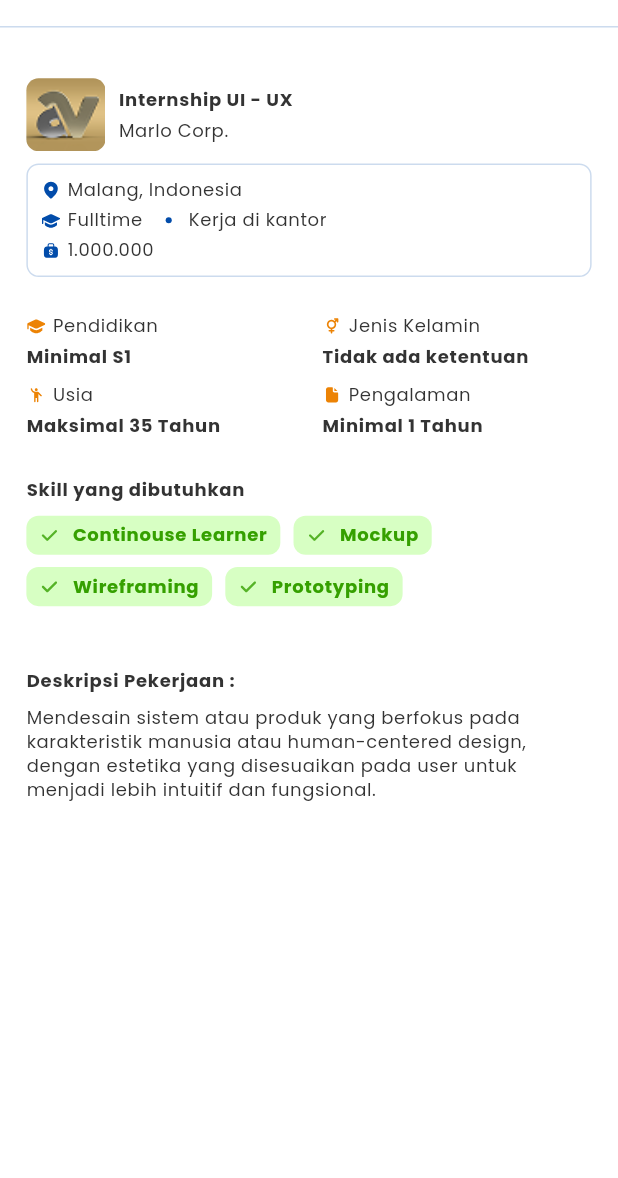
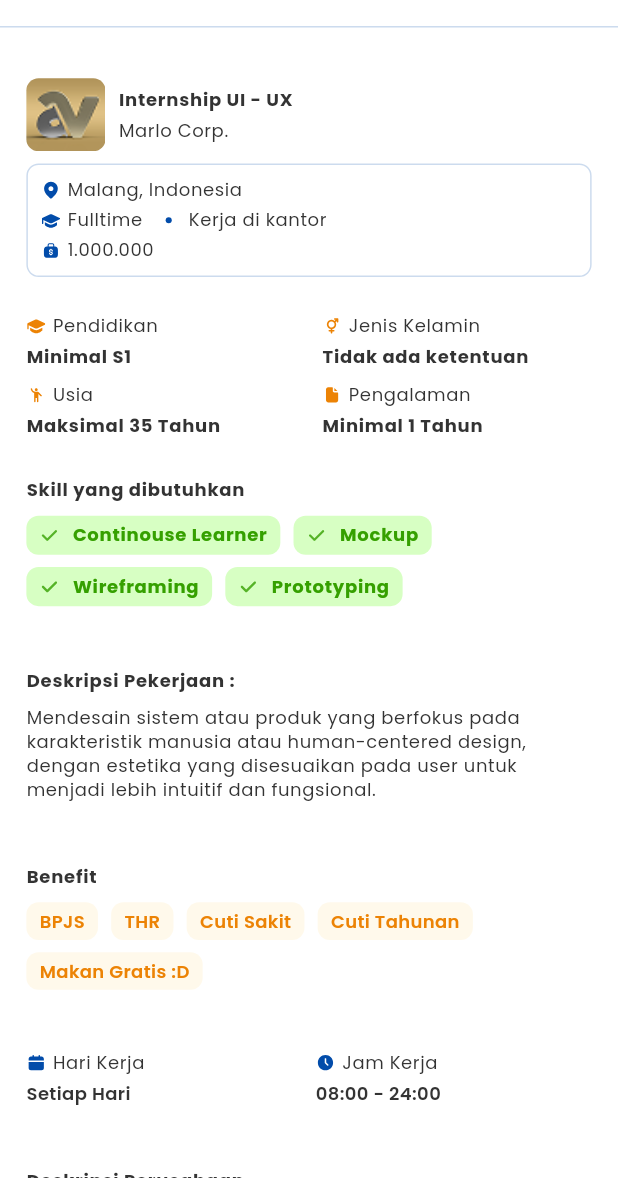
Before and after one commit to Niebll/myCareer, a Flutter app: the JobPulseDetailPage screen opened directly, on a phone screen of 412 x 824 dp, the part 58-1236 px from its top. Run offline on Flutter 3.47's test engine with Material 3 defaults, Android fonts, the light colour scheme and no system bars; our stand-ins replace dotted_border, dropdown_button2, file_picker, flutter_bloc, flutter_screenutil, flutter_svg and 4 more.

Commit message:
[NR] feat: finishing job pulse slicing

```diff
--- a/lib/core/custom_widgets/custom_button_widget.dart
+++ b/lib/core/custom_widgets/custom_button_widget.dart
@@ -6,12 +6,14 @@ class CustomButtonWidget extends StatefulWidget {
   final String label;
   final Function() onPressed;
   Color color;
+  bool isUnderLine;
 
   CustomButtonWidget({
     super.key,
     required this.label,
     required this.onPressed,
     this.color = ColorValue.secondary90Color,
+    this.isUnderLine = false
   });
 
   @override
@@ -31,7 +33,11 @@ class _CustomButtonWidgetState extends State<CustomButtonWidget> {
           color: widget.color,
           borderRadius: BorderRadius.circular(8.r),
         ),
-        child: Center(child: Text(widget.label, style: textTheme.labelLarge)),
+        child: Center(child: Text(widget.label, style: textTheme.labelLarge!.copyWith(
+          decoration: widget.isUnderLine ? TextDecoration.underline : null,
+          decorationColor: Colors.white
+        ),)
+        ),
       ),
     );
   }
--- a/lib/features/job_pulse/page/job_pulse_detail.dart
+++ b/lib/features/job_pulse/page/job_pulse_detail.dart
@@ -2,7 +2,11 @@ import 'package:flutter/material.dart';
 import 'package:flutter_screenutil/flutter_screenutil.dart';
 import 'package:flutter_svg/svg.dart';
 import 'package:mycareer_new/core/custom_widgets/custom_app_bar_widget.dart';
+import 'package:mycareer_new/core/custom_widgets/custom_button_widget.dart';
+import 'package:mycareer_new/core/custom_widgets/custom_tips_card_widget.dart';
 import 'package:mycareer_new/core/theme/color_value.dart';
+
+import '../widgets/benefit_chip_widget.dart';
 
 class JobPulseDetailPage extends StatefulWidget {
   const JobPulseDetailPage({Key? key}) : super(key: key);
@@ -17,7 +21,8 @@ class _JobPulseDetailPageState extends State<JobPulseDetailPage> {
     TextTheme textTheme = TextTheme.of(context);
     return Scaffold(
       appBar: CustomAppBarWidget(title: "Detail Kerja"),
-      body: Padding(
+      body: SingleChildScrollView(
+        child: Padding(
           padding: EdgeInsets.all(16.w),
           child: Column(
             crossAxisAlignment: CrossAxisAlignment.start,
@@ -30,11 +35,71 @@ class _JobPulseDetailPageState extends State<JobPulseDetailPage> {
               _buildStatusContent(),
               SizedBox(height: 24.h),
               _buildSkillNeededContent(),
-            SizedBox(height: 40.h,),
+              SizedBox(height: 40.h),
               _buildWorkDesc(),
-            SizedBox(height: 40.h,),
-
+              SizedBox(height: 40.h),
+              _buildBenefit(),
+              SizedBox(height: 40.h),
+              Row(
+                mainAxisAlignment: MainAxisAlignment.spaceBetween,
+                children: [
+                  SizedBox(
+                    width: MediaQuery.of(context).size.width / 2 - 16.w - 4.w,
+                    child: Column(
+                      crossAxisAlignment: CrossAxisAlignment.start,
+                      children: [
+                        Row(
+                          children: [
+                            SvgPicture.asset(
+                              "assets/icons/card_calendar.svg",
+                              width: 12.w,
+                              height: 12.h,
+                              color: ColorValue.primary90Color,
+                            ),
+                            SizedBox(width: 4.w),
+                            Text("Hari Kerja", style: textTheme.bodySmall),
                           ],
+                        ),
+                        SizedBox(height: 4.h),
+                        Text("Setiap Hari", style: textTheme.bodyMedium),
+                      ],
+                    ),
+                  ),
+                  SizedBox(
+                    width: MediaQuery.of(context).size.width / 2 - 16.w - 4.w,
+                    child: Column(
+                      crossAxisAlignment: CrossAxisAlignment.start,
+                      children: [
+                        Row(
+                          children: [
+                            SvgPicture.asset(
+                              "assets/icons/card_clock.svg",
+                              width: 12.w,
+                              height: 12.h,
+                              color: ColorValue.primary90Color,
+                            ),
+                            SizedBox(width: 4.w),
+                            Text("Jam Kerja", style: textTheme.bodySmall),
+                          ],
+                        ),
+                        SizedBox(height: 4.h),
+                        Text("08:00 - 24:00", style: textTheme.bodyMedium),
+                      ],
+                    ),
+                  ),
+                ],
+              ),
+              SizedBox(height: 40.h),
+              _buildCompanyDesc(),
+              SizedBox(height: 24.h),
+              CustomTipsCardWidget(
+                text:
+                    "Tips : Jika kamu klik “Lamar” kamu akan langsung dialihkan menuju link perusahaan terkait untuk melanjutkan proses lamar kerja",
+              ),
+              SizedBox(height: 32.h),
+              CustomButtonWidget(label: "Lamar", onPressed: () {}, isUnderLine: true,),
+            ],
+          ),
         ),
       ),
     );
@@ -73,20 +138,87 @@ class _JobPulseDetailPageState extends State<JobPulseDetailPage> {
     );
   }
 
-  Widget _buildWorkDesc(){
+  Widget _buildCompanyDesc() {
     TextTheme textTheme = TextTheme.of(context);
     return Column(
       crossAxisAlignment: CrossAxisAlignment.start,
       children: [
-        Text("Deskripsi Pekerjaan :",style: textTheme.bodyLarge,),
-        SizedBox(height: 8.h,),
-        Text("Mendesain sistem atau produk yang berfokus pada karakteristik manusia atau human-centered design, dengan estetika yang disesuaikan pada user untuk menjadi lebih intuitif dan fungsional.", style: textTheme.bodySmall,),
+        Text("Deskripsi Perusahaan", style: textTheme.bodyLarge),
+        SizedBox(height: 8.h),
+        Row(
+          children: [
+            Container(
+              height: 40.h,
+              width: 40.h,
+              clipBehavior: Clip.antiAlias,
+              decoration: BoxDecoration(
+                borderRadius: BorderRadius.circular(8.r),
+              ),
+              child: Image.asset(
+                "assets/images/job_pulse/company.png",
+                fit: BoxFit.cover,
+              ),
+            ),
+            SizedBox(width: 8.w),
+            Column(
+              crossAxisAlignment: CrossAxisAlignment.start,
+              children: [
+                Text("PT Ava Max", style: textTheme.bodyLarge),
+                SizedBox(height: 4.h),
+                Text("Informasi dan Teknologi", style: textTheme.bodySmall),
+              ],
+            ),
+          ],
+        ),
+        SizedBox(height: 8.h),
+        Text(
+          "PT Ava Max adalah perusahaan inovatif yang berfokus pada solusi digital, desain kreatif, dan teknologi modern untuk membantu bisnis berkembang melalui strategi visual yang menarik dan efektif.",
+          style: textTheme.bodySmall,
+        ),
       ],
     );
   }
 
-  Widget _buildBenefit(){
-    return Container();
+  Widget _buildWorkDesc() {
+    TextTheme textTheme = TextTheme.of(context);
+    return Column(
+      crossAxisAlignment: CrossAxisAlignment.start,
+      children: [
+        Text("Deskripsi Pekerjaan :", style: textTheme.bodyLarge),
+        SizedBox(height: 8.h),
+        Text(
+          "Mendesain sistem atau produk yang berfokus pada karakteristik manusia atau human-centered design, dengan estetika yang disesuaikan pada user untuk menjadi lebih intuitif dan fungsional.",
+          style: textTheme.bodySmall,
+        ),
+      ],
+    );
+  }
+
+  Widget _buildBenefit() {
+    TextTheme textTheme = TextTheme.of(context);
+    final List<String> benefits = [
+      "BPJS",
+      "THR",
+      "Cuti Sakit",
+      "Cuti Tahunan",
+      "Makan Gratis :D",
+    ];
+
+    return Column(
+      crossAxisAlignment: CrossAxisAlignment.start,
+      children: [
+        Text("Benefit", style: textTheme.bodyLarge),
+        SizedBox(height: 8.h),
+        Wrap(
+          spacing: 8.w, // Jarak antar item horizontal
+          runSpacing: 8.h, // Jarak antar item vertikal
+          children: List.generate(
+            benefits.length,
+            (index) => BenefitChip(label: benefits[index]),
+          ),
+        ),
+      ],
+    );
   }
 
   Widget _buildSkillNeededContent() {
--- /dev/null
+++ b/lib/features/job_pulse/widgets/benefit_chip_widget.dart
@@ -0,0 +1,26 @@
+import 'package:flutter/material.dart';
+import 'package:flutter_screenutil/flutter_screenutil.dart';
+import 'package:mycareer_new/core/theme/color_value.dart';
+
+class BenefitChip extends StatelessWidget {
+  final String label;
+  const BenefitChip({super.key, required this.label});
+
+  @override
+  Widget build(BuildContext context) {
+    TextTheme textTheme = TextTheme.of(context);
+    return Container(
+      padding: EdgeInsets.symmetric(horizontal: 8.w, vertical: 4.h),
+      decoration: BoxDecoration(
+        color: ColorValue.secondary20Color,
+        borderRadius: BorderRadius.circular(8.r),
+      ),
+      child: Text(
+        label,
+        style: textTheme.bodyMedium!.copyWith(
+          color: ColorValue.secondary90Color
+        )
+      ),
+    );
+  }
+}
--- a/lib/main.dart
+++ b/lib/main.dart
@@ -4,6 +4,7 @@ import 'package:flutter_screenutil/flutter_screenutil.dart';
 import 'package:mycareer_new/core/bottom_nav/nav_bar.dart';
 import 'package:mycareer_new/core/nav/nav.dart';
 import 'package:mycareer_new/features/job_pulse/page/job_pulse.dart';
+import 'package:mycareer_new/features/job_pulse/page/job_pulse_detail.dart';
 import 'package:mycareer_new/features/on_boarding/page/on_boarding.dart';
 import 'package:mycareer_new/features/skill_quest/view/page/bootcamp_detail.dart';
 import 'package:mycareer_new/features/skill_quest/view/page/skill_quest.dart';
@@ -46,7 +47,7 @@ class MyApp extends StatelessWidget {
           home: child,
         );
       },
-      child: BottomNav(),
+      child: JobPulseDetailPage(),
     );
   }
 }
```
Lines whose indentation alone changed are shown as unchanged.
